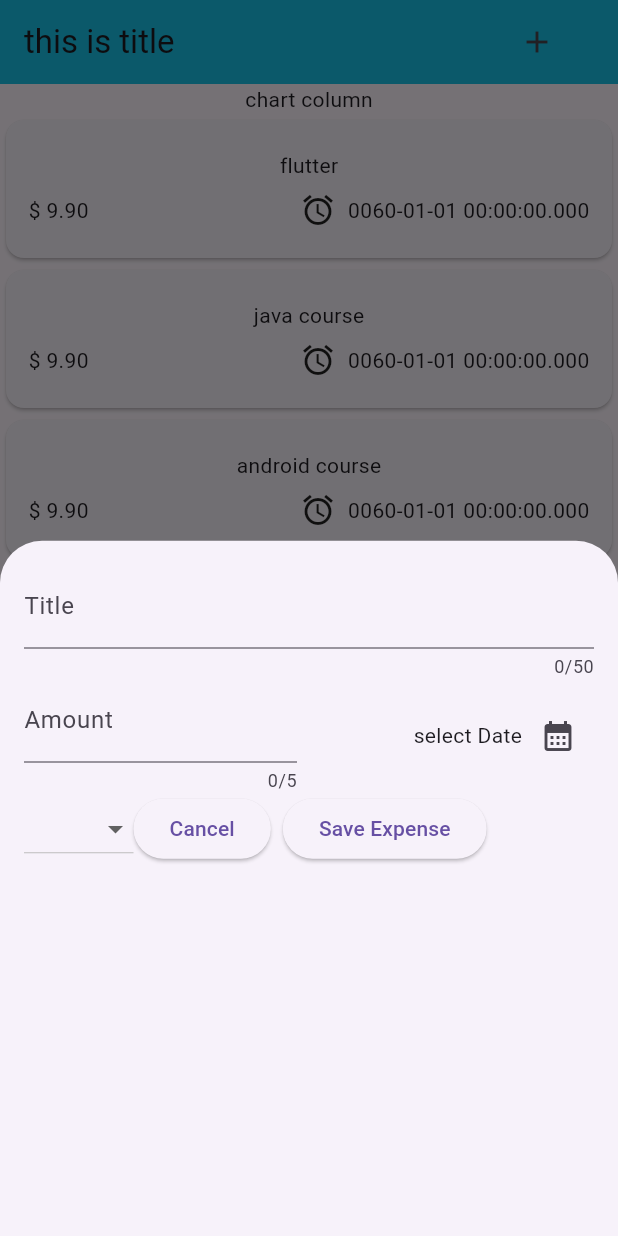
After one commit to mhnazary/flutter_app, a Flutter app: the screen it shows after launch, after a tap on the "add" icon, on a phone screen of 412 x 824 dp. The commit adds this screen. Run offline on Flutter 3.47's test engine with Material 3 defaults, Android fonts, the phone set to English and light mode, and no system bars.

Commit message:
Added category dropdown menu

```diff
--- /dev/null
+++ b/lib/add_expense.dart
@@ -0,0 +1,105 @@
+import 'package:flutter/material.dart';
+import 'package:flutter_app/models/expenses_model.dart';
+
+class AddExpense extends StatefulWidget {
+  const AddExpense({super.key});
+  @override
+  State<StatefulWidget> createState() {
+    return _AddExpense();
+  }
+}
+
+class _AddExpense extends State<AddExpense> {
+  var enteredTitle = '';
+  var enterAmount;
+  // var date = DateTime.now();
+
+  void saveTitleInput(String inputValue) {
+    enteredTitle = inputValue;
+  }
+
+  void saveAmount(String inputValue) {
+    enterAmount = inputValue;
+  }
+
+  @override
+  Widget build(BuildContext context) {
+    return Padding(
+      padding: EdgeInsets.all(16),
+      child: Column(
+        children: [
+          TextField(
+            onChanged: saveTitleInput,
+            maxLength: 50,
+            decoration: InputDecoration(label: Text('Title')),
+          ),
+          Row(
+            children: [
+              Expanded(
+                child: TextField(
+                  onChanged: saveAmount,
+                  keyboardType: TextInputType.number,
+                  maxLength: 5,
+                  decoration: InputDecoration(
+                    label: Text('Amount'),
+                    prefixText: '\$ ',
+                  ),
+                ),
+              ),
+              SizedBox(width: 16),
+              Expanded(
+                child: Row(
+                  mainAxisAlignment: MainAxisAlignment.end,
+                  children: [
+                    Text('select Date'),
+                    IconButton(
+                      onPressed: () {
+                        showDatePicker(
+                          context: context,
+                          firstDate: DateTime(2020),
+                          lastDate: DateTime.now(),
+                        );
+                      },
+                      icon: Icon(Icons.calendar_month),
+                    ),
+                  ],
+                ),
+              ),
+            ],
+          ),
+          Row(
+            children: [
+              DropdownButton(
+                items:
+                    Catagory.values
+                        .map(
+                          (e) => DropdownMenuItem(
+                            value: e,
+                            child: Text(e.name.toString()),
+                          ),
+                        )
+                        .toList(),
+                onChanged: (value) {
+                  print(value);
+                },
+              ),
+              ElevatedButton(
+                onPressed: () {
+                  Navigator.pop(context);
+                },
+                child: Text('Cancel'),
+              ),
+              SizedBox(width: 8),
+              ElevatedButton(
+                onPressed: () {
+                  print(enteredTitle);
+                },
+                child: Text('Save Expense'),
+              ),
+            ],
+          ),
+        ],
+      ),
+    );
+  }
+}
--- a/lib/expenses.dart
+++ b/lib/expenses.dart
@@ -1,4 +1,5 @@
 import 'package:flutter/material.dart';
+import 'package:flutter_app/add_expense.dart';
 import 'package:flutter_app/expenses_list.dart';
 import 'package:flutter_app/models/expenses_model.dart';
 
@@ -37,7 +38,18 @@ class _Expenses extends State<Expenses> {
       appBar: AppBar(
         backgroundColor: const Color.fromARGB(255, 24, 194, 232),
         title: Text('this is title'),
-        actions: [IconButton(onPressed: () {}, icon: Icon(Icons.plus_one))],
+        actions: [
+          IconButton(
+            onPressed: () {
+              showModalBottomSheet(
+                context: context,
+                builder: (context) => AddExpense(),
+              );
+            },
+            icon: Icon(Icons.add),
+          ),
+          Padding(padding: const EdgeInsets.symmetric(horizontal: 15)),
+        ],
       ),
       body: Column(
         children: [
```
